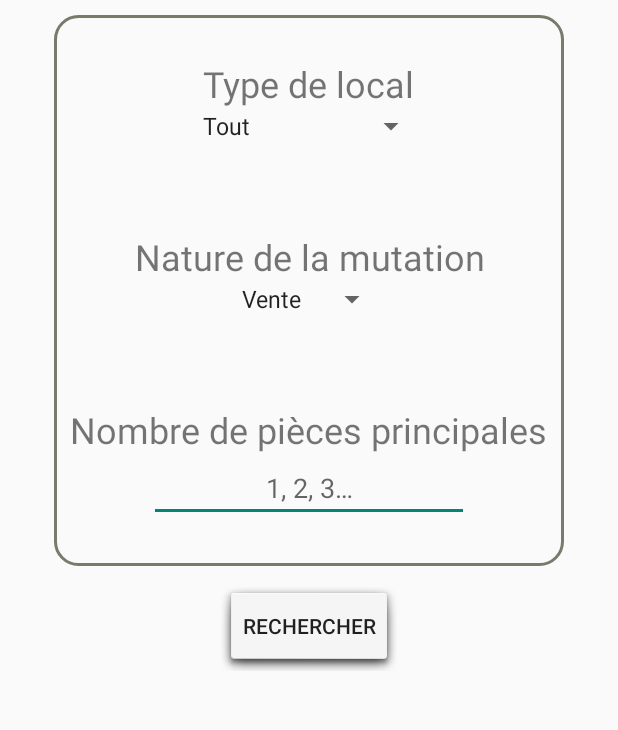
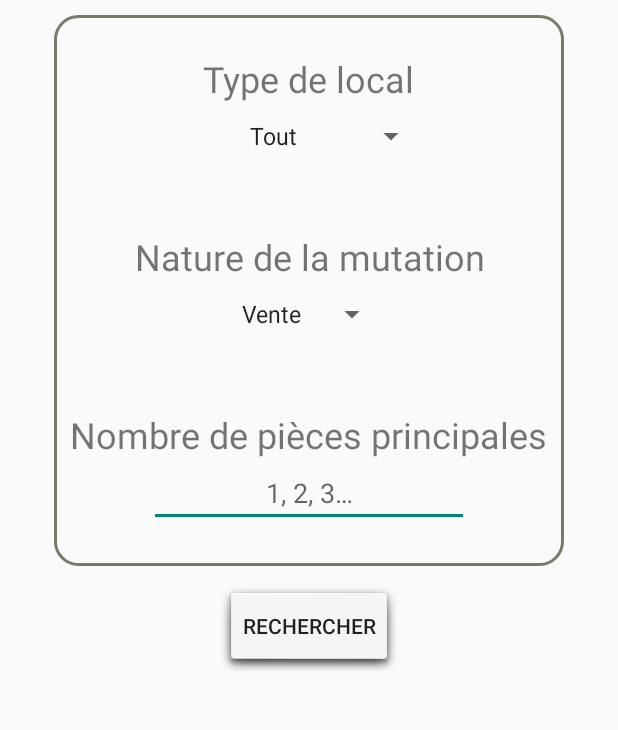
Before and after one commit to Araken64/QuelPrixImmo, an Android app: the screen it shows after launch (SearchActivity), on a phone screen of 412 x 824 dp, the part 373-1103 px from its top. Run offline under Robolectric (Android 15) with nearby library versions, the phone set to English and light mode, and no system bars; 4 statements that could not run were skipped.

Commit message:
New design

```diff
--- a/app/src/main/res/layout/activity_search.xml
+++ b/app/src/main/res/layout/activity_search.xml
@@ -63,8 +63,10 @@
                     android:id="@+id/type_local"
                     android:layout_width="wrap_content"
                     android:layout_height="wrap_content"
+                    android:layout_marginTop="10dp"
                     android:layout_weight="0"
-                    android:entries="@array/type_local_entries" />
+                    android:entries="@array/type_local_entries"
+                    android:gravity="center" />
             </LinearLayout>
 
             <LinearLayout
@@ -88,6 +90,7 @@
                     android:id="@+id/nature_mutation"
                     android:layout_width="wrap_content"
                     android:layout_height="wrap_content"
+                    android:layout_marginTop="10dp"
                     android:layout_weight="0"
                     android:entries="@array/nature_mutation_entries" />
             </LinearLayout>
--- a/app/src/main/res/layout/mutation.xml
+++ b/app/src/main/res/layout/mutation.xml
@@ -7,7 +7,7 @@
 
     <androidx.gridlayout.widget.GridLayout
         android:id="@+id/grid_mutation"
-        android:layout_width="match_parent"
+        android:layout_width="331dp"
         android:layout_height="0dp"
         android:layout_margin="@dimen/margin_mutation"
         android:layout_weight="1"
@@ -18,8 +18,8 @@
 
         <ImageView
             android:id="@+id/image_mutation"
-            android:layout_width="@dimen/image_size_big"
-            android:layout_height="@dimen/image_size_big"
+            android:layout_width="61dp"
+            android:layout_height="60dp"
             android:layout_marginEnd="@dimen/margin_right_image"
             android:layout_marginRight="@dimen/margin_right_image"
             android:layout_weight="1"
--- a/app/src/main/res/values/colors.xml
+++ b/app/src/main/res/values/colors.xml
@@ -4,6 +4,6 @@
     <color name="colorPrimaryDark">#3700B3</color>
     <color name="colorAccent">#03DAC5</color>
     <color name="mutationGray">#DCDCDC</color>
-    <color name="goodGray">#C0C0C0</color>
+    <color name="goodGray">#DFDED3</color>
     <color name="orange_graph">#FFA000</color>
 </resources>
```
